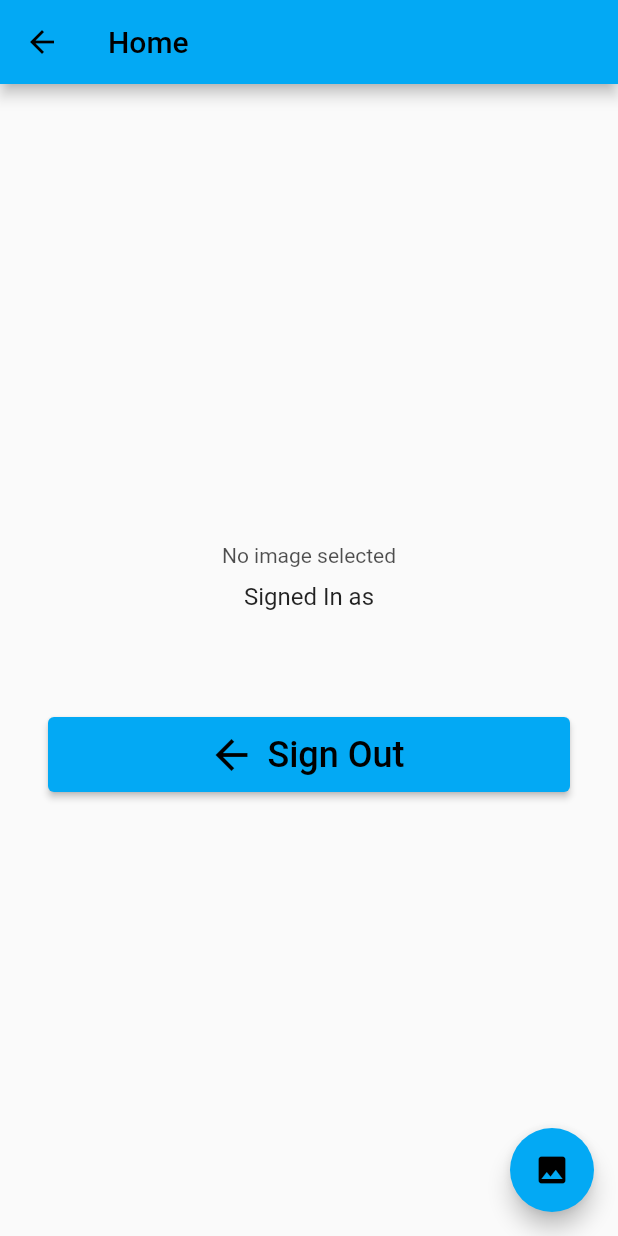
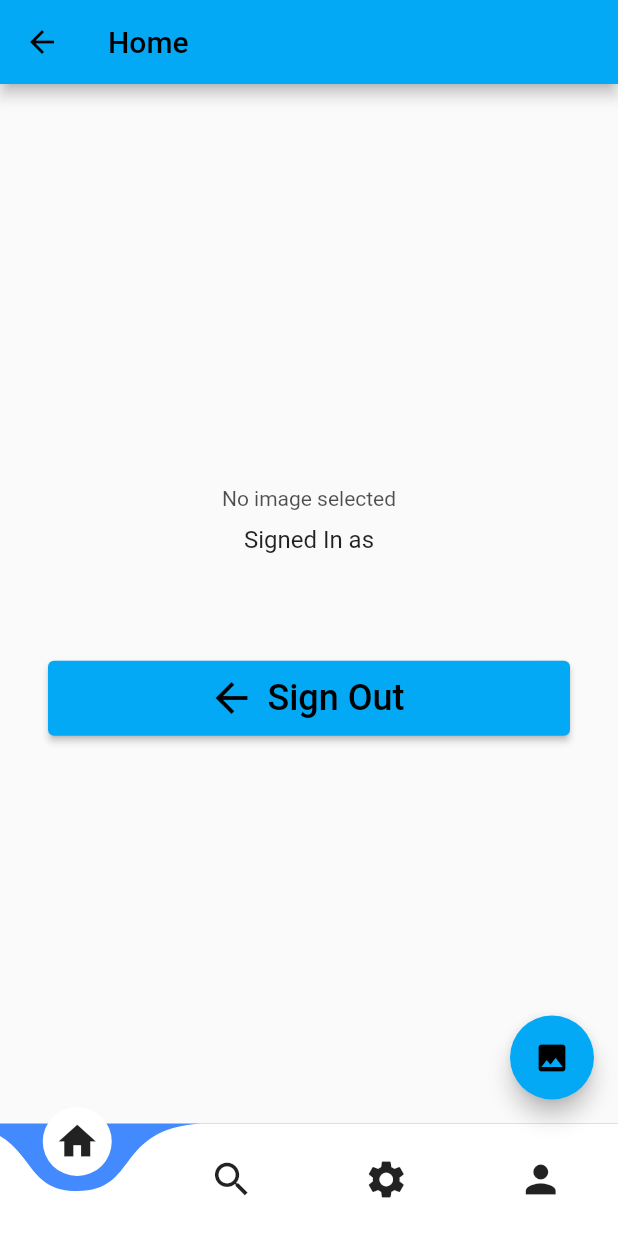
Before and after one commit to SIH-ClapForKrishna/fishook-app, a Flutter app: the screen it shows once a user with an empty profile is signed in, on a phone screen of 412 x 824 dp. Run offline on Flutter 3.47's test engine with Material 2 defaults, Android fonts, the phone set to English and light mode, and no system bars; drawn by our look-alikes of curved_navigation_bar; our stand-ins replace firebase_auth, firebase_core, image_picker, lottie; missing offline and left inert: tflite; accounts and stored records are empty; network calls fail; project files that could hold a hidden picture were left out.

```diff
--- a/lib/home_screen.dart
+++ b/lib/home_screen.dart
@@ -7,6 +7,7 @@ import 'package:firebase_auth/firebase_auth.dart';
 import 'package:flutter/services.dart';
 import 'package:image_picker/image_picker.dart';
 import 'package:tflite/tflite.dart';
+import 'package:curved_navigation_bar/curved_navigation_bar.dart';
 
 class HomePage extends StatelessWidget {
   const HomePage({Key? key}) : super(key: key);
@@ -76,6 +77,12 @@ class _MyStatefulWidgetState extends State<MyStatefulWidget> {
 
   @override
   Widget build(BuildContext context){
+    final items =<Widget>[
+      const Icon(Icons.home,size:30),
+      const Icon(Icons.search,size:30),
+      const Icon(Icons.settings,size:30),
+      const Icon(Icons.person,size:30),
+    ];
     final user = FirebaseAuth.instance.currentUser!;
     return Scaffold(
       //appBar: AppBar(title: const Text(_title)),
@@ -173,6 +180,9 @@ class _MyStatefulWidgetState extends State<MyStatefulWidget> {
         tooltip: "Pick Image",
         child: const Icon(Icons.image),
       ),
+      bottomNavigationBar: CurvedNavigationBar(
+        items: items,
+      ),
     );
   }
 
--- a/pubspec.yaml
+++ b/pubspec.yaml
@@ -39,6 +39,7 @@ dependencies:
   lottie: ^1.4.1
   firebase_auth: ^3.6.2
   tflite: ^1.1.2
+  curved_navigation_bar: ^1.0.3
 
 
 dev_dependencies:
```
Also changed, not shown: pubspec.lock.
